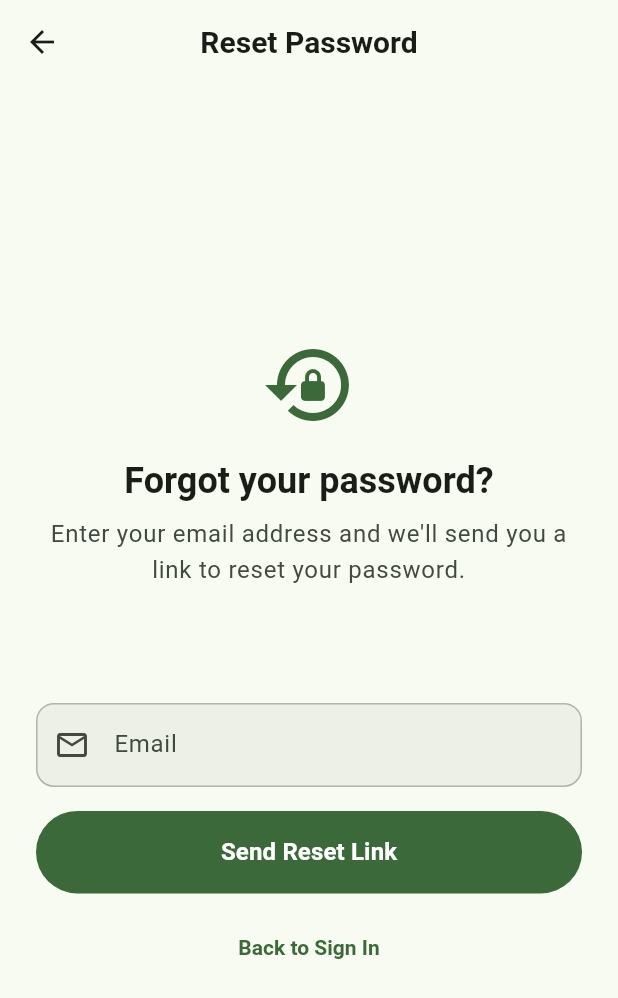
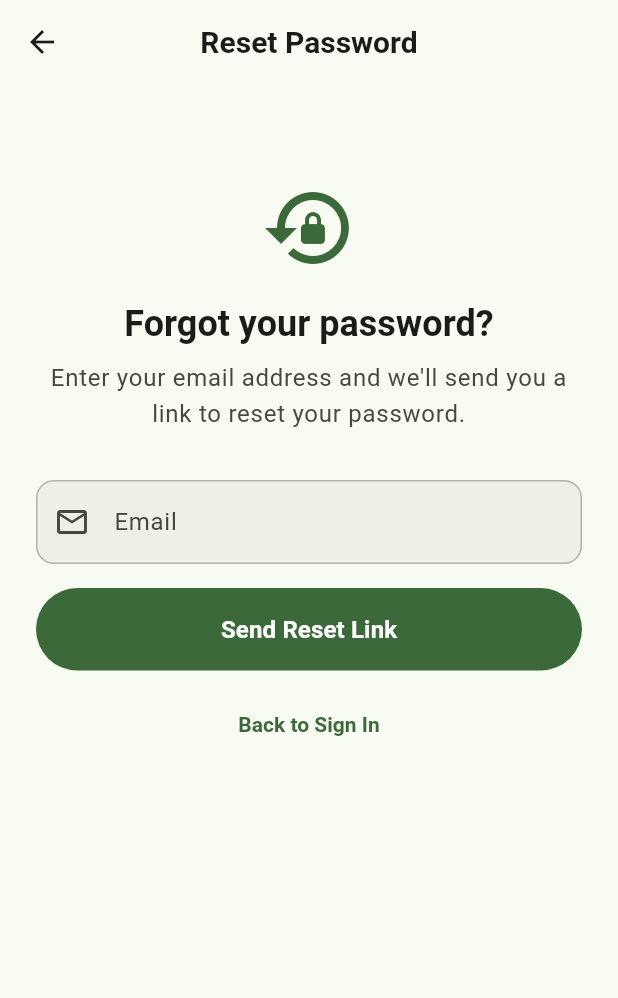
Before and after one commit to avtansh-code/WhatsMyShare, a Flutter app: the screen it shows after launch, after a tap on "Sign In", after a tap on "Forgot password?", on a phone screen of 412 x 824 dp. Shown: the top 998 px of the screen. Run offline on Flutter 3.47's test engine with Material 3 defaults, Android fonts, the phone set to English and light mode, and no system bars; our stand-ins replace audioplayers, cloud_firestore, connectivity_plus, dartz, equatable, firebase_auth and 10 more; missing offline and left inert: record; accounts and stored records are empty; generated files the repository leaves out were written again; network calls fail.

Commit message:
feat(auth): update phone verification handling and improve UI layout across authentication pages

```diff
--- a/flutter_app/lib/features/auth/data/models/user_model.dart
+++ b/flutter_app/lib/features/auth/data/models/user_model.dart
@@ -33,7 +33,7 @@ class UserModel extends UserEntity {
     final data = doc.data()!;
     return UserModel(
       id: doc.id,
-      email: data['email'] as String,
+      email: (data['email'] as String?) ?? '',
       phone: data['phone'] as String?,
       displayName: data['displayName'] as String?,
       photoUrl: data['photoUrl'] as String?,
@@ -64,7 +64,7 @@ class UserModel extends UserEntity {
   factory UserModel.fromMap(Map<String, dynamic> map) {
     return UserModel(
       id: map['id'] as String,
-      email: map['email'] as String,
+      email: (map['email'] as String?) ?? '',
       phone: map['phone'] as String?,
       displayName: map['displayName'] as String?,
       photoUrl: map['photoUrl'] as String?,
--- a/flutter_app/lib/features/auth/presentation/pages/forgot_password_page.dart
+++ b/flutter_app/lib/features/auth/presentation/pages/forgot_password_page.dart
@@ -88,7 +88,7 @@ class _ForgotPasswordPageState extends State<ForgotPasswordPage> {
           _isLoading = state is AuthLoading;
 
           return SafeArea(
-            child: Padding(
+            child: SingleChildScrollView(
               padding: const EdgeInsets.symmetric(horizontal: 24, vertical: 16),
               child: _emailSent
                   ? _buildSuccessView(theme)
@@ -104,7 +104,7 @@ class _ForgotPasswordPageState extends State<ForgotPasswordPage> {
     return Column(
       crossAxisAlignment: CrossAxisAlignment.stretch,
       children: [
-        const Spacer(flex: 2),
+        const SizedBox(height: 48),
 
         // Icon
         Icon(Icons.lock_reset, size: 64, color: theme.colorScheme.primary),
@@ -126,7 +126,7 @@ class _ForgotPasswordPageState extends State<ForgotPasswordPage> {
           ),
           textAlign: TextAlign.center,
         ),
-        const Spacer(flex: 1),
+        const SizedBox(height: 32),
 
         // Form
         Form(
@@ -187,7 +187,7 @@ class _ForgotPasswordPageState extends State<ForgotPasswordPage> {
             style: TextStyle(color: theme.colorScheme.primary),
           ),
         ),
-        const Spacer(flex: 2),
+        const SizedBox(height: 48),
       ],
     );
   }
@@ -196,7 +196,7 @@ class _ForgotPasswordPageState extends State<ForgotPasswordPage> {
     return Column(
       crossAxisAlignment: CrossAxisAlignment.stretch,
       children: [
-        const Spacer(flex: 2),
+        const SizedBox(height: 48),
 
         // Success Icon
         Center(
@@ -240,7 +240,7 @@ class _ForgotPasswordPageState extends State<ForgotPasswordPage> {
           ),
           textAlign: TextAlign.center,
         ),
-        const Spacer(flex: 1),
+        const SizedBox(height: 32),
 
         // Instructions
         Container(
@@ -291,7 +291,7 @@ class _ForgotPasswordPageState extends State<ForgotPasswordPage> {
             ],
           ),
         ),
-        const Spacer(flex: 1),
+        const SizedBox(height: 32),
 
         // Back to Login Button
         FilledButton(
@@ -318,7 +318,7 @@ class _ForgotPasswordPageState extends State<ForgotPasswordPage> {
             style: TextStyle(color: theme.colorScheme.primary),
           ),
         ),
-        const Spacer(flex: 1),
+        const SizedBox(height: 24),
       ],
     );
   }
--- a/flutter_app/lib/features/auth/presentation/pages/login_page.dart
+++ b/flutter_app/lib/features/auth/presentation/pages/login_page.dart
@@ -117,17 +117,24 @@ class _LoginPageState extends State<LoginPage> {
           _isLoading = state is AuthLoading;
 
           return SafeArea(
-            child: Padding(
+            child: SingleChildScrollView(
               padding: const EdgeInsets.symmetric(horizontal: 24, vertical: 16),
+              child: ConstrainedBox(
+                constraints: BoxConstraints(
+                  minHeight: MediaQuery.of(context).size.height -
+                      MediaQuery.of(context).padding.top -
+                      MediaQuery.of(context).padding.bottom -
+                      32, // vertical padding
+                ),
                 child: Column(
                   mainAxisAlignment: MainAxisAlignment.center,
                   crossAxisAlignment: CrossAxisAlignment.stretch,
                   children: [
-                  const Spacer(flex: 2),
+                    const SizedBox(height: 32),
 
                     // Logo and Title
                     _buildHeader(theme),
-                  const Spacer(flex: 2),
+                    const SizedBox(height: 32),
 
                     // Login Form
                     _buildForm(theme),
@@ -139,11 +146,11 @@ class _LoginPageState extends State<LoginPage> {
 
                     // Forgot Password
                     _buildForgotPassword(theme),
-                  const Spacer(flex: 1),
+                    const SizedBox(height: 16),
 
                     // Divider
                     _buildDivider(theme),
-                  const Spacer(flex: 1),
+                    const SizedBox(height: 16),
 
                     // Google Sign In
                     _buildGoogleSignIn(theme),
@@ -151,12 +158,13 @@ class _LoginPageState extends State<LoginPage> {
 
                     // Phone Sign In
                     _buildPhoneSignIn(theme),
-                  const Spacer(flex: 1),
+                    const SizedBox(height: 16),
 
                     // Sign Up Link
                     _buildSignUpLink(theme),
-                  const Spacer(flex: 1),
+                    const SizedBox(height: 16),
                   ],
+                ),
               ),
             ),
           );
```
Also changed, not shown: flutter_app/lib/features/auth/data/datasources/firebase_auth_datasource.dart (+23 -6 lines), flutter_app/lib/features/auth/presentation/pages/complete_profile_page.dart (+10 -7 lines), flutter_app/lib/features/auth/presentation/pages/phone_login_page.dart (+5 -5 lines), flutter_app/lib/features/auth/presentation/pages/phone_verify_page.dart (+5 -5 lines), flutter_app/lib/features/auth/presentation/pages/signup_page.dart (+5 -5 lines). Lines whose indentation alone changed are shown as unchanged.
